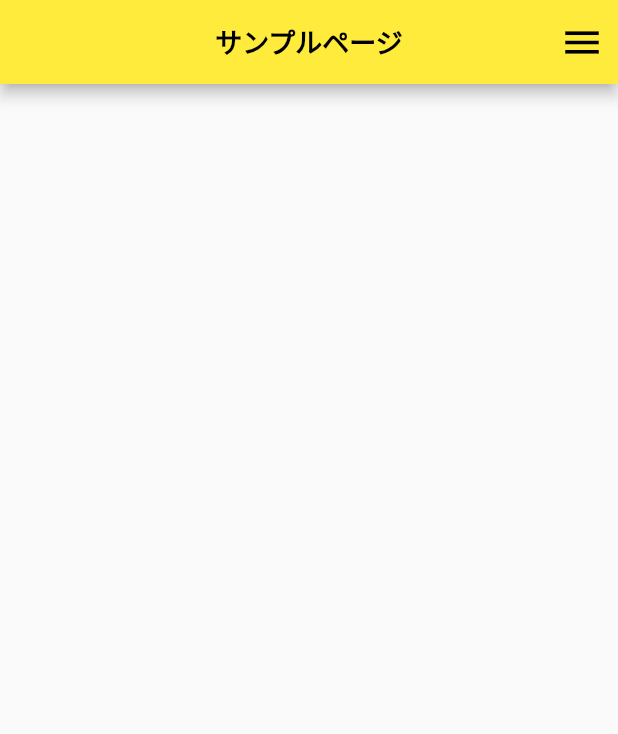
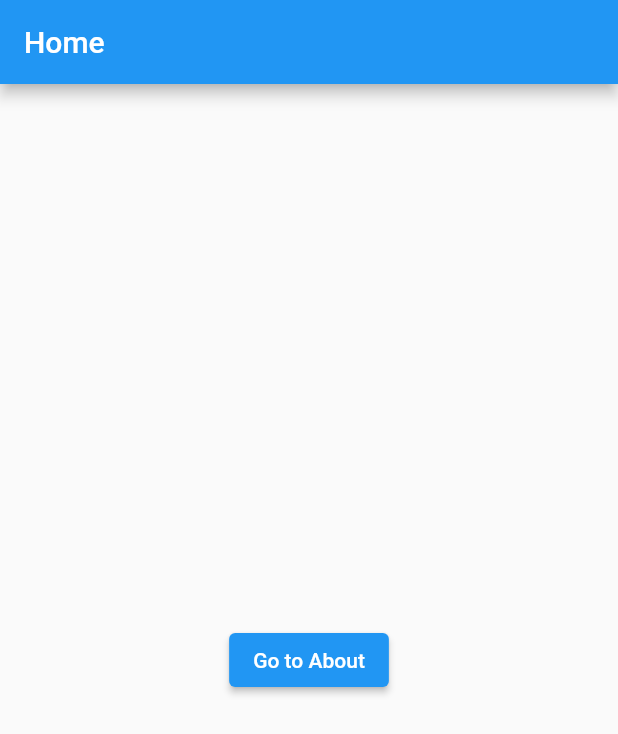
Before and after one commit to Shibata-Nanami/flutter_task_2, a Flutter app: the screen it shows after launch, on a phone screen of 412 x 824 dp. Shown: the top 734 px of the screen. Run offline on Flutter 3.47's test engine with Material 2 defaults, Android fonts, the phone set to English and light mode, and no system bars; our stand-ins replace go_router.

Commit message:
サンプルページとと遷移画面の作成

```diff
--- a/lib/main.dart
+++ b/lib/main.dart
@@ -1,44 +1,19 @@
 import 'package:flutter/material.dart';
+import 'package:flutter_task_2/router.dart';
 
-void main() => runApp(
-      const MaterialApp(
-        home: MyApp(),
-      ),
-    );
+void main() {
+  runApp(const MyApp());
+}
 
-class MyApp extends StatefulWidget {
-  const MyApp({Key? key}) : super(key: key);
+class MyApp extends StatelessWidget {
+  const MyApp({super.key});
 
   @override
-  _MyAppState createState() => _MyAppState();
-}
-
-class _MyAppState extends State<MyApp> {
-  @override
   Widget build(BuildContext context) {
-    return Scaffold(
-      appBar: AppBar(
-        title: const Text(
-          'サンプルページ',
-          style: TextStyle(
-            color: Colors.black,
-            fontSize: 18.0,
-            fontWeight: FontWeight.bold,
-          ),
-        ),
-        centerTitle: true,
-        actions: [
-          IconButton(
-            icon: const Icon(
-              Icons.menu,
-              color: Colors.black,
-              size: 30,
-            ),
-            onPressed: () {},
-          ),
-        ],
-        backgroundColor: Colors.yellow,
-      ),
+    return MaterialApp.router(
+      routeInformationParser: goRouter.routeInformationParser,
+      routerDelegate: goRouter.routerDelegate,
+      routeInformationProvider: goRouter.routeInformationProvider,
     );
   }
 }
--- /dev/null
+++ b/lib/router.dart
@@ -0,0 +1,29 @@
+import 'package:flutter/material.dart';
+import 'package:flutter_task_2/screen1.dart';
+import 'package:flutter_task_2/screen2.dart';
+import 'package:go_router/go_router.dart';
+
+final goRouter = GoRouter(
+  routes: [
+    // 既存のルート設定
+    GoRoute(
+        path: '/',
+        pageBuilder: (context, state) {
+          return const MaterialPage(child: HomeScreen());
+        }),
+    GoRoute(
+      path: '/about',
+      pageBuilder: (context, state) {
+        return const MaterialPage(child: AboutScreen());
+      },
+      // routes: [
+      //   GoRoute(
+      //     path: 'about2',
+      //     pageBuilder: (context, state) {
+      //       return const MaterialPage(child: HomeScreen());
+      //     },
+      //   ),
+      // ],
+    ),
+  ],
+);
--- /dev/null
+++ b/lib/screen1.dart
@@ -0,0 +1,21 @@
+import 'package:flutter/material.dart';
+import 'package:go_router/go_router.dart';
+
+class HomeScreen extends StatelessWidget {
+  const HomeScreen({super.key});
+
+  @override
+  Widget build(BuildContext context) {
+    return Scaffold(
+      appBar: AppBar(title: const Text('Home')),
+      body: Center(
+        child: ElevatedButton(
+          onPressed: () {
+            context.go('/about');
+          },
+          child: const Text('Go to About'),
+        ),
+      ),
+    );
+  }
+}
--- a/pubspec.yaml
+++ b/pubspec.yaml
@@ -34,7 +34,8 @@ dependencies:
 
   # The following adds the Cupertino Icons font to your application.
   # Use with the CupertinoIcons class for iOS style icons.
-  cupertino_icons: ^1.0.2
+  cupertino_icons: ^1.0.5
+  go_router: ^9.0.3
 
 dev_dependencies:
   flutter_test:
```
Also changed, not shown: lib/screen2.dart (added, +21 -0 lines), pubspec.lock.
